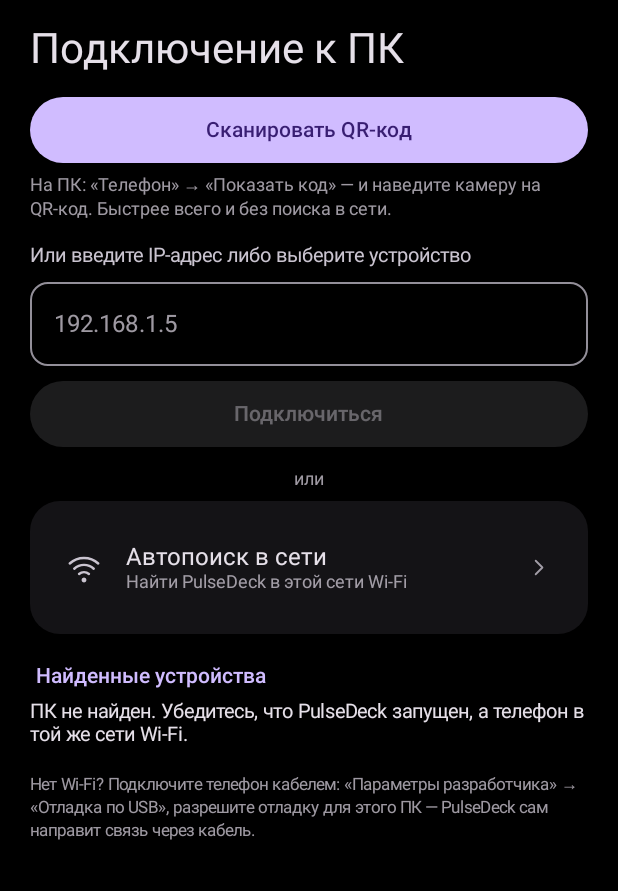
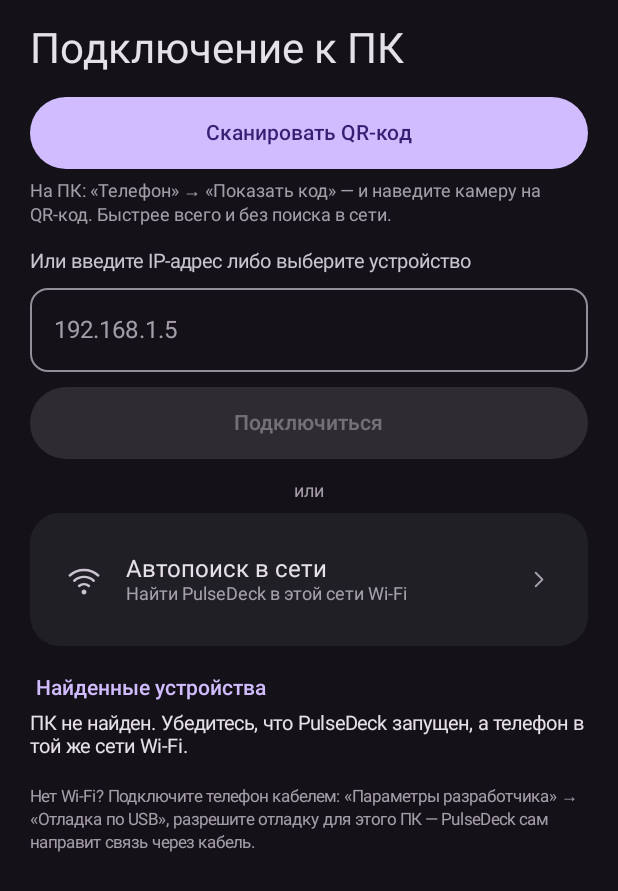
Before and after one commit to kirdev07/PulseDeck-Mobile--KirDev-Software, an Android app built with Jetpack Compose: the screen it shows after launch (MainActivity), on a phone screen of 412 x 824 dp. Shown: the top 891 px of the screen. Run offline under Robolectric (Android 15) with nearby library versions, the phone set to English and light mode, and no system bars; pictures from the network do not load.

Commit message:
Review of the Material 3 design: layouts, contrast, migration, touch targets
- Files: the list keeps room under «Отправить на ПК» (the last row's menu was covered); the
  button clears the navigation bar in landscape; the current folder chip gets the room.
- Power tiles: labels shrink to fit instead of being cut («Перезагрузить» on 360 dp phones).
- Segmented buttons: no check mark with three options (it cut «Как в системе»), ellipsis.
- Black-and-white style: the selected pill, chips and slider track are visible again; the slider's
  free part uses the track colour.
- Settings carried over from 1.0.x: an accent colour picked there is kept; AMOLED only when it
  was chosen (fresh installs got a black background).
- Touch targets: chips 48 dp (32 dp drawn), segmented buttons, buttons and the slider 48 dp.
- Home stats and the big Monitoring value no longer clip long numbers.
- The screenshot viewer stays black in the light theme; AMOLED says it works in the dark theme.
- The theme writes its colours without observing them (no extra recomposition).
- Debug builds only: `am start … --es open <screen>` opens a screen, for screenshots in tests.

Co-Authored-By: Claude Opus 5.5 <noreply@anthropic.com>

```diff
--- a/app/src/main/java/com/kirdev/pulsedeckmobile/MainActivity.kt
+++ b/app/src/main/java/com/kirdev/pulsedeckmobile/MainActivity.kt
@@ -26,6 +26,7 @@ class MainActivity : ComponentActivity() {
             checkSelfPermission(Manifest.permission.POST_NOTIFICATIONS) != PackageManager.PERMISSION_GRANTED) {
             requestPermissions(arrayOf(Manifest.permission.POST_NOTIFICATIONS), 1)
         }
+        debugOpen(intent)
         setContent {
             val prefs by app.settings.values.collectAsStateWithLifecycle()
             PulseDeskTheme(prefs) {
@@ -35,6 +36,16 @@ class MainActivity : ComponentActivity() {
                 }
             }
         }
+    }
+
+    override fun onNewIntent(intent: android.content.Intent) {
+        super.onNewIntent(intent)
+        debugOpen(intent)
+    }
+
+    private fun debugOpen(intent: android.content.Intent?) {
+        if (applicationInfo.flags and android.content.pm.ApplicationInfo.FLAG_DEBUGGABLE == 0) return
+        intent?.getStringExtra("open")?.let { app.debugOpen.value = it }
     }
 
     override fun onStart() {
--- a/app/src/main/java/com/kirdev/pulsedeckmobile/PulseDeskApp.kt
+++ b/app/src/main/java/com/kirdev/pulsedeckmobile/PulseDeskApp.kt
@@ -35,6 +35,9 @@ class PulseDeskApp : Application() {
     /** The activity is started (on screen): set by MainActivity.onStart/onStop. */
     val visible = MutableStateFlow(false)
 
+    /** Debug builds only: `adb shell am start … --es open music` opens a screen (for screenshots in tests). */
+    val debugOpen = MutableStateFlow<String?>(null)
+
     override fun onCreate() {
         super.onCreate()
         pairing = PairingStore(this)
--- a/app/src/main/java/com/kirdev/pulsedeckmobile/core/theme/Theme.kt
+++ b/app/src/main/java/com/kirdev/pulsedeckmobile/core/theme/Theme.kt
@@ -60,8 +60,8 @@ private val ACCENTS: Map<String, Pair<Tones, Tones>> = mapOf(          // dark,
         Tones(0xFF8B5000, 0xFFFFFFFF, 0xFFFFDCC2, 0xFF2D1600, 0xFFF5DED0, 0xFF261A12)),
     "pink" to (Tones(0xFFFFB0CB, 0xFF5E1133, 0xFF7B2949, 0xFFFFD9E3, 0xFF5C3F48, 0xFFFFD9E3) to
         Tones(0xFF984061, 0xFFFFFFFF, 0xFFFFD9E2, 0xFF3E001D, 0xFFFFD9E2, 0xFF31111D)),
-    "mono" to (Tones(0xFFFFFFFF, 0xFF000000, 0xFF3A3A3A, 0xFFFFFFFF, 0xFF2E2E2E, 0xFFEDEDED) to
-        Tones(0xFF111111, 0xFFFFFFFF, 0xFFE2E2E2, 0xFF111111, 0xFFE8E8E8, 0xFF111111)),
+    "mono" to (Tones(0xFFFFFFFF, 0xFF000000, 0xFF3A3A3A, 0xFFFFFFFF, 0xFF3A3A3A, 0xFFEDEDED) to
+        Tones(0xFF111111, 0xFFFFFFFF, 0xFFE2E2E2, 0xFF111111, 0xFFD4D4D4, 0xFF111111)),
 )
 
 fun buildRoles(prefs: Prefs, systemDark: Boolean, context: Context?): Roles {
@@ -134,7 +134,9 @@ fun PulseDeskTheme(prefs: Prefs, content: @Composable () -> Unit) {
     val context = LocalContext.current
     val systemDark = isSystemInDarkTheme()
     val roles = remember(prefs.style, prefs.mode, prefs.accentKey, prefs.amoled, systemDark) { buildRoles(prefs, systemDark, context) }
-    if (Palette.roles != roles) Palette.roles = roles
+    // Written here so the screens below read the new roles in this same pass; compared without
+    // observing, so the theme does not recompose itself once more.
+    if (androidx.compose.runtime.snapshots.Snapshot.withoutReadObservation { Palette.roles } != roles) Palette.roles = roles
     val view = LocalView.current
     SideEffect {                                   // dark icons on the status bar in the light theme
         (view.context as? Activity)?.window?.let { window ->
--- a/app/src/main/java/com/kirdev/pulsedeckmobile/data/local/AppSettings.kt
+++ b/app/src/main/java/com/kirdev/pulsedeckmobile/data/local/AppSettings.kt
@@ -69,9 +69,12 @@ class AppSettings(context: Context) {
     private fun read() = Prefs(
         style = prefs.getString("style", null) ?: "color",
         mode = prefs.getString("mode", null) ?: "dark",
-        accentKey = prefs.getString("accent_key", null) ?: "purple",
-        // 1.0.x had «AMOLED» and «Graphite» themes: AMOLED carries over as the black background.
-        amoled = if (prefs.contains("amoled")) prefs.getBoolean("amoled", false) else prefs.getString("theme", "AMOLED") == "AMOLED",
+        // 1.0.3 accents (an index): a colour picked there carries over; the greys meant «as before».
+        accentKey = prefs.getString("accent_key", null)
+            ?: mapOf(4 to "blue", 5 to "green", 6 to "purple", 7 to "orange", 8 to "pink", 9 to "pink")[prefs.getInt("accent", 0)]
+            ?: "purple",
+        // 1.0.x had «AMOLED» and «Graphite» themes: an AMOLED chosen there carries over as the black background.
+        amoled = if (prefs.contains("amoled")) prefs.getBoolean("amoled", false) else prefs.getString("theme", null) == "AMOLED",
         animations = prefs.getBoolean("animations", true),
         compact = prefs.getBoolean("compact", false),
         intervalSeconds = prefs.getFloat("interval", 1.5f).toDouble(),
--- a/app/src/main/java/com/kirdev/pulsedeckmobile/feature/dashboard/HomeScreen.kt
+++ b/app/src/main/java/com/kirdev/pulsedeckmobile/feature/dashboard/HomeScreen.kt
@@ -189,9 +189,9 @@ private fun SmallStat(icon: ImageVector, top: String, bottom: String, modifier:
         verticalAlignment = Alignment.CenterVertically) {
         com.kirdev.pulsedeckmobile.core.ui.IconBadge(icon)
         Spacer(Modifier.width(12.dp))
-        Column {
-            Text(top, fontSize = 14.sp, fontWeight = FontWeight.SemiBold, color = Palette.Text, maxLines = 1)
-            Text(bottom, fontSize = 12.sp, color = Palette.Text2, maxLines = 1)
+        Column(Modifier.weight(1f)) {
+            Text(top, fontSize = 14.sp, fontWeight = FontWeight.SemiBold, color = Palette.Text, maxLines = 1, overflow = TextOverflow.Ellipsis)
+            Text(bottom, fontSize = 12.sp, color = Palette.Text2, maxLines = 1, overflow = TextOverflow.Ellipsis)
         }
     }
 }
--- a/app/src/main/java/com/kirdev/pulsedeckmobile/feature/monitoring/MonitoringScreen.kt
+++ b/app/src/main/java/com/kirdev/pulsedeckmobile/feature/monitoring/MonitoringScreen.kt
@@ -148,7 +148,8 @@ private fun Headline(title: String, subtitle: String, value: String) {
                 Text(title, fontSize = 16.sp, fontWeight = FontWeight.SemiBold, color = Palette.Text)
                 Text(subtitle, fontSize = 13.sp, color = Palette.Text2)
             }
-            Text(value, fontSize = 36.sp, fontWeight = FontWeight.Normal, color = Palette.accent)
+            Text(value, fontSize = if (value.length > 6) 24.sp else 36.sp, fontWeight = FontWeight.Normal, color = Palette.accent,
+                maxLines = 1)
         }
     }
 }
--- a/app/src/main/java/com/kirdev/pulsedeckmobile/navigation/AppNavigation.kt
+++ b/app/src/main/java/com/kirdev/pulsedeckmobile/navigation/AppNavigation.kt
@@ -130,6 +130,10 @@ private fun Main(app: PulseDeskApp, messages: SnackbarHostState) {
     val state by app.connection.state.collectAsStateWithLifecycle()
     val media by app.connection.media.collectAsStateWithLifecycle()
     val showPlayer = playerState(state, media).hasTrack && route != Routes.MUSIC && route != Routes.PAIR
+    val open by app.debugOpen.collectAsStateWithLifecycle()
+    androidx.compose.runtime.LaunchedEffect(open) {
+        open?.let { target -> runCatching { nav.navigate(target) }; app.debugOpen.value = null }
+    }
     val showTabs = route in Tabs.map { it.route }
 
     val landscape = LocalConfiguration.current.orientation == Configuration.ORIENTATION_LANDSCAPE
```
Also changed, not shown: app/src/main/java/com/kirdev/pulsedeckmobile/core/ui/Components.kt (+12 -10 lines), app/src/main/java/com/kirdev/pulsedeckmobile/feature/files/FilesScreen.kt (+10 -5 lines), app/src/main/java/com/kirdev/pulsedeckmobile/feature/remote/ControlScreen.kt (+5 -3 lines), app/src/main/java/com/kirdev/pulsedeckmobile/feature/settings/SettingsScreens.kt (+5 -4 lines).
